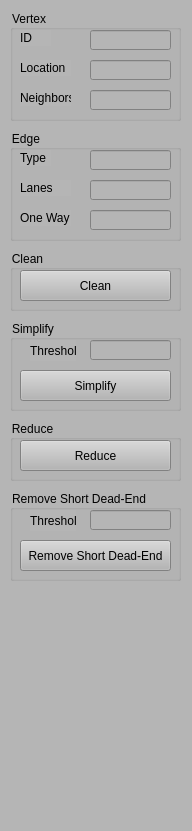
This is RoadFeatureExplorer/ControlWidget.ui in gnishida/RoadFeatureExplorer as Qt 5 draws it before an edit. The edited form follows.
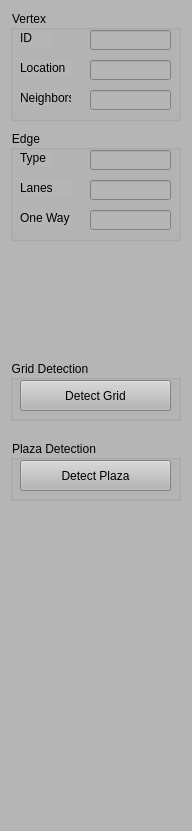
This is the edited form.

Commit message: Add GraphUtil::detectPlaza()

Patch:
```diff
--- a/RoadFeatureExplorer/ControlWidget.ui
+++ b/RoadFeatureExplorer/ControlWidget.ui
@@ -102,117 +102,19 @@
      </property>
     </widget>
    </widget>
-   <widget class="QGroupBox" name="groupBox_2">
-    <property name="geometry">
-     <rect>
-      <x>10</x>
-      <y>320</y>
-      <width>171</width>
-      <height>91</height>
-     </rect>
-    </property>
-    <property name="title">
-     <string>Simplify</string>
-    </property>
-    <widget class="QLabel" name="label_4">
-     <property name="geometry">
-      <rect>
-       <x>20</x>
-       <y>20</y>
-       <width>46</width>
-       <height>21</height>
-      </rect>
-     </property>
-     <property name="text">
-      <string>Threshold</string>
-     </property>
-    </widget>
-    <widget class="QLineEdit" name="lineEditSimplifyThreshold">
-     <property name="geometry">
-      <rect>
-       <x>80</x>
-       <y>20</y>
-       <width>81</width>
-       <height>20</height>
-      </rect>
-     </property>
-    </widget>
-    <widget class="QPushButton" name="pushButtonSimplify">
-     <property name="geometry">
-      <rect>
-       <x>10</x>
-       <y>50</y>
-       <width>151</width>
-       <height>31</height>
-      </rect>
-     </property>
-     <property name="text">
-      <string>Simplify</string>
-     </property>
-    </widget>
-   </widget>
    <widget class="QGroupBox" name="groupBox_3">
     <property name="geometry">
      <rect>
       <x>10</x>
-      <y>490</y>
-      <width>171</width>
-      <height>91</height>
-     </rect>
-    </property>
-    <property name="title">
-     <string>Remove Short Dead-End</string>
-    </property>
-    <widget class="QPushButton" name="pushButtonRemoveShortDeadend">
-     <property name="geometry">
-      <rect>
-       <x>10</x>
-       <y>50</y>
-       <width>151</width>
-       <height>31</height>
-      </rect>
-     </property>
-     <property name="text">
-      <string>Remove Short Dead-End</string>
-     </property>
-    </widget>
-    <widget class="QLabel" name="label_5">
-     <property name="geometry">
-      <rect>
-       <x>20</x>
-       <y>20</y>
-       <width>46</width>
-       <height>21</height>
-      </rect>
-     </property>
-     <property name="text">
-      <string>Threshold</string>
-     </property>
-    </widget>
-    <widget class="QLineEdit" name="lineEditRemoveShortDeadendThreshold">
-     <property name="geometry">
-      <rect>
-       <x>80</x>
-       <y>20</y>
-       <width>81</width>
-       <height>20</height>
-      </rect>
-     </property>
-    </widget>
-   </widget>
-   <widget class="QGroupBox" name="groupBox_4">
-    <property name="geometry">
-     <rect>
-      <x>10</x>
-      <y>250</y>
+      <y>360</y>
       <width>171</width>
       <height>61</height>
      </rect>
     </property>
     <property name="title">
-     <string>Clean</string>
+     <string>Grid Detection</string>
     </property>
-    <widget class="QPushButton" name="pushButtonClean">
+    <widget class="QPushButton" name="pushButtonDetectGrid">
      <property name="geometry">
       <rect>
        <x>10</x>
@@ -222,7 +124,7 @@
       </rect>
      </property>
      <property name="text">
-      <string>Clean</string>
+      <string>Detect Grid</string>
      </property>
     </widget>
    </widget>
@@ -308,19 +210,19 @@
      </property>
     </widget>
    </widget>
-   <widget class="QGroupBox" name="groupBox_6">
+   <widget class="QGroupBox" name="groupBox_4">
     <property name="geometry">
      <rect>
       <x>10</x>
-      <y>420</y>
+      <y>440</y>
       <width>171</width>
       <height>61</height>
      </rect>
     </property>
     <property name="title">
-     <string>Reduce</string>
+     <string>Plaza Detection</string>
     </property>
-    <widget class="QPushButton" name="pushButtonReduce">
+    <widget class="QPushButton" name="pushButtonDetectPlaza">
      <property name="geometry">
       <rect>
        <x>10</x>
@@ -330,7 +232,7 @@
       </rect>
      </property>
      <property name="text">
-      <string>Reduce</string>
+      <string>Detect Plaza</string>
      </property>
     </widget>
    </widget>
```
The commit also changes 10 other files.
